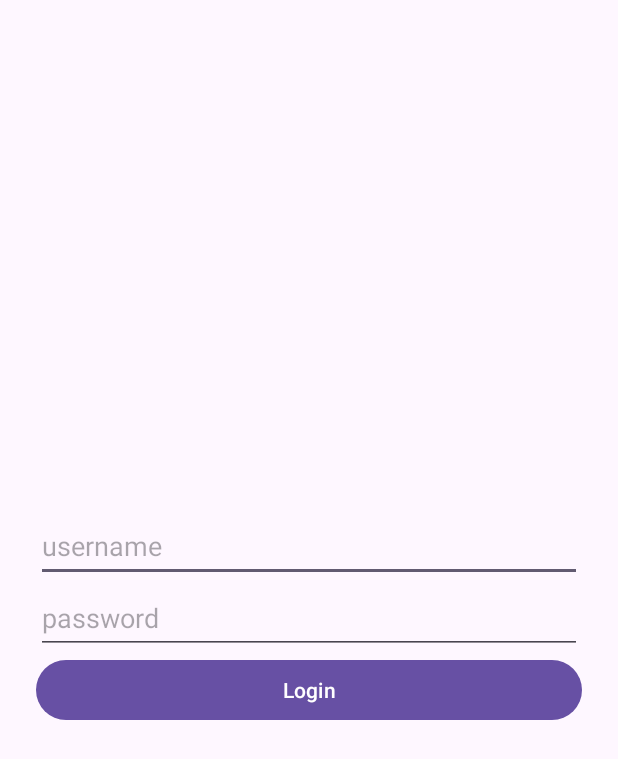
After one commit to ProkrastinatorjiTeam/pametni-paketnik, an Android app: the LoginActivity screen opened directly, with no data from a screen before it, on a phone screen of 412 x 824 dp. The commit adds this screen. Shown: the top 759 px of the screen. Run offline under Robolectric (Android 15) with nearby library versions, the phone set to English and light mode, and no system bars.

Commit message:
PP-70 Made login activity

```diff
--- a/PJ/app/build.gradle.kts
+++ b/PJ/app/build.gradle.kts
@@ -42,6 +42,7 @@ dependencies {
     implementation(libs.material)
     implementation(libs.androidx.activity)
     implementation(libs.androidx.constraintlayout)
+    implementation(libs.camera.core)
     testImplementation(libs.junit)
     androidTestImplementation(libs.androidx.junit)
     androidTestImplementation(libs.androidx.espresso.core)
--- a/PJ/app/src/main/AndroidManifest.xml
+++ b/PJ/app/src/main/AndroidManifest.xml
@@ -1,13 +1,11 @@
 <?xml version="1.0" encoding="utf-8"?>
 <manifest xmlns:android="http://schemas.android.com/apk/res/android"
     xmlns:tools="http://schemas.android.com/tools">
-
     <!-- Camera permission -->
-    <uses-permission android:name="android.permission.CAMERA" />
-
-    <!-- Declare camera hardware as optional -->
-    <uses-feature android:name="android.hardware.camera" android:required="false" />
-
+    <uses-permission android:name="android.permission.CAMERA" /> <!-- Declare camera hardware as optional -->
+    <uses-feature
+        android:name="android.hardware.camera"
+        android:required="false" />
 
     <application
         android:allowBackup="true"
@@ -20,6 +18,9 @@
         android:theme="@style/Theme.Paketnikapp"
         tools:targetApi="31">
         <activity
+            android:name=".LoginActivity"
+            android:exported="false" />
+        <activity
             android:name=".MainActivity"
             android:exported="true">
             <intent-filter>
@@ -27,9 +28,7 @@
 
                 <category android:name="android.intent.category.LAUNCHER" />
             </intent-filter>
-        </activity>
-
-        <!-- CameraActivity  -->
+        </activity> <!-- CameraActivity -->
         <activity android:name=".CameraActivity" />
     </application>
 
--- /dev/null
+++ b/PJ/app/src/main/java/com/example/paketnik_app/LoginActivity.kt
@@ -0,0 +1,31 @@
+package com.example.paketnik_app
+
+import android.os.Bundle
+import android.widget.Button
+import android.widget.EditText
+import androidx.appcompat.app.AppCompatActivity
+
+class LoginActivity : AppCompatActivity() {
+    private lateinit var usernameEditText: EditText
+    private lateinit var passwordEditText: EditText
+    private lateinit var loginButton: Button
+
+    override fun onCreate(savedInstanceState: Bundle?) {
+        super.onCreate(savedInstanceState)
+        setContentView(R.layout.activity_login)
+
+        usernameEditText = findViewById(R.id.editTextUsername)
+        passwordEditText = findViewById(R.id.editTextPassword)
+        loginButton = findViewById(R.id.buttonLogin)
+
+        loginButton.setOnClickListener {
+            val username = usernameEditText.text.toString()
+            val password = passwordEditText.text.toString()
+            loginUser(username, password)
+        }
+    }
+
+    private fun loginUser(username: String, password: String) {
+        // tukaj bo HTTP klic na tvoj backend
+    }
+}
--- /dev/null
+++ b/PJ/app/src/main/res/layout/activity_login.xml
@@ -0,0 +1,40 @@
+<?xml version="1.0" encoding="utf-8"?>
+<androidx.constraintlayout.widget.ConstraintLayout xmlns:android="http://schemas.android.com/apk/res/android"
+    xmlns:app="http://schemas.android.com/apk/res-auto"
+    xmlns:tools="http://schemas.android.com/tools"
+    android:id="@+id/main"
+    android:layout_width="match_parent"
+    android:layout_height="match_parent"
+    tools:context=".LoginActivity">
+
+    <LinearLayout
+        android:layout_width="match_parent"
+        android:layout_height="match_parent"
+        android:orientation="vertical"
+        android:padding="24dp"
+        android:gravity="center">
+
+        <EditText
+            android:id="@+id/editTextUsername"
+            android:layout_width="match_parent"
+            android:layout_height="wrap_content"
+            android:hint="@string/username"
+            android:minHeight="48dp" />
+
+        <EditText
+            android:id="@+id/editTextPassword"
+            android:layout_width="match_parent"
+            android:layout_height="wrap_content"
+            android:hint="@string/password"
+            android:inputType="textPassword"
+            android:minHeight="48dp" />
+
+        <Button
+            android:id="@+id/buttonLogin"
+            android:layout_width="match_parent"
+            android:layout_height="wrap_content"
+            android:text="@string/login"/>
+    </LinearLayout>
+
+
+</androidx.constraintlayout.widget.ConstraintLayout>
--- a/PJ/app/src/main/res/values/strings.xml
+++ b/PJ/app/src/main/res/values/strings.xml
@@ -1,4 +1,7 @@
 <resources>
     <string name="app_name">Paketnik-app</string>
     <string name="open_button_name">OPEN THE BOX</string>
+    <string name="username">username</string>
+    <string name="password">password</string>
+    <string name="login">Login</string>
 </resources>
--- a/PJ/gradle/libs.versions.toml
+++ b/PJ/gradle/libs.versions.toml
@@ -10,6 +10,7 @@ appcompat = "1.7.0"
 material = "1.12.0"
 activity = "1.10.1"
 constraintlayout = "2.2.1"
+cameraCoreVersion = "1.4.2"
 
 [libraries]
 androidx-camera-core = { module = "androidx.camera:camera-core", version.ref = "cameraCore" }
@@ -23,6 +24,7 @@ androidx-appcompat = { group = "androidx.appcompat", name = "appcompat", version
 material = { group = "com.google.android.material", name = "material", version.ref = "material" }
 androidx-activity = { group = "androidx.activity", name = "activity", version.ref = "activity" }
 androidx-constraintlayout = { group = "androidx.constraintlayout", name = "constraintlayout", version.ref = "constraintlayout" }
+camera-core = { group = "androidx.camera", name = "camera-core", version.ref = "cameraCoreVersion" }
 
 [plugins]
 android-application = { id = "com.android.application", version.ref = "agp" }
```
